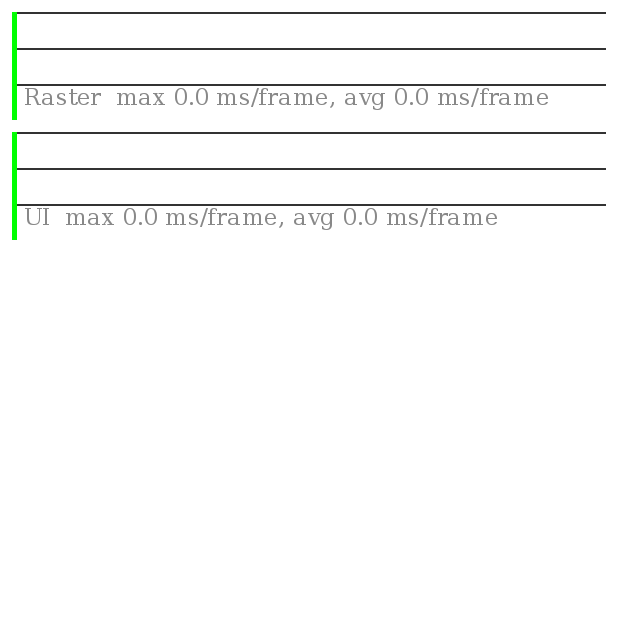
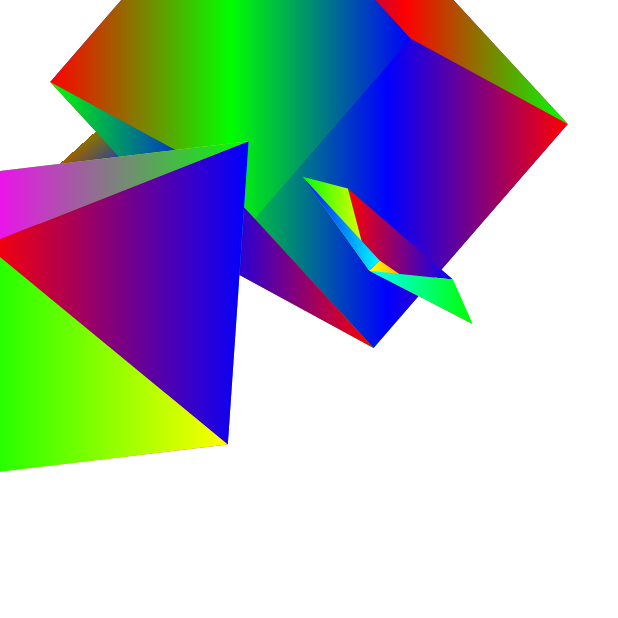
Before and after one commit to yhbsh/fl_graphics, a Flutter app: the screen it shows after launch, on a phone screen of 412 x 824 dp, the top half of it. Run offline on Flutter 3.47's test engine with Material 3 defaults, Android fonts, the phone set to English and light mode, and no system bars.

Commit message:
main: add shapes

```diff
--- a/lib/main.dart
+++ b/lib/main.dart
@@ -2,7 +2,10 @@ import 'dart:math';
 
 import 'package:flutter/widgets.dart';
 
-import 'triangle_painter.dart';
+import 'cube.dart';
+import 'octahendron.dart';
+import 'pentagonal_bypyramid.dart';
+import 'triangle.dart';
 
 void main() {
   runApp(const MainApp());
@@ -37,10 +40,16 @@ class _MainAppState extends State<MainApp> with SingleTickerProviderStateMixin {
   @override
   Widget build(BuildContext context) {
     return WidgetsApp(
-        showPerformanceOverlay: true,
-        color: const Color(0xFF000000),
-        builder: (_, __) => Center(child: CustomPaint(painter: TrianglePainter(angle: controller))),
+      color: const Color(0xFF000000),
+      builder: (_, __) => GridView.count(
+        crossAxisCount: 3,
+        children: [
+          CustomPaint(painter: TrianglePainter(animation: controller)),
+          CustomPaint(painter: CubePainter(animation: controller)),
+          CustomPaint(painter: PentagonalBipyramidPainter(animation: controller)),
+          CustomPaint(painter: OctahedronPainter(animation: controller)),
+        ],
+      ),
     );
   }
-
 }
```
